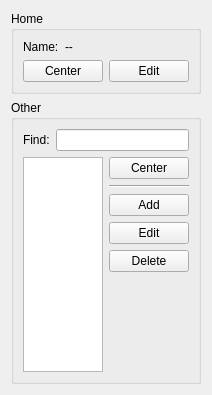
The window that resources/CenterPointsWidget.ui (MichalVlasak/OSMViewer) describes before a commit, drawn with Qt 5.
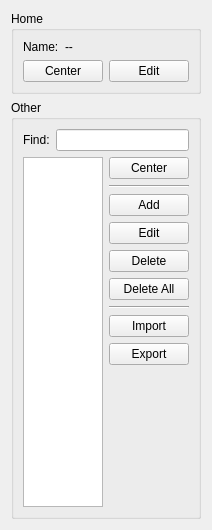
The same window after the commit.

Commit message: Import/Export bodov pre centrovanie. Pridanie zoznamu bodov (hlavnych miest) pre import.

The edit to the form file:
```diff
--- a/resources/CenterPointsWidget.ui
+++ b/resources/CenterPointsWidget.ui
@@ -7,7 +7,7 @@
     <x>0</x>
     <y>0</y>
     <width>210</width>
-    <height>395</height>
+    <height>530</height>
    </rect>
   </property>
   <property name="windowTitle">
@@ -138,6 +138,34 @@
             </property>
            </widget>
           </item>
+          <item>
+           <widget class="QPushButton" name="deleteAllButton">
+            <property name="text">
+             <string>Delete All</string>
+            </property>
+           </widget>
+          </item>
+          <item>
+           <widget class="Line" name="line_2">
+            <property name="orientation">
+             <enum>Qt::Horizontal</enum>
+            </property>
+           </widget>
+          </item>
+          <item>
+           <widget class="QPushButton" name="importButton">
+            <property name="text">
+             <string>Import</string>
+            </property>
+           </widget>
+          </item>
+          <item>
+           <widget class="QPushButton" name="exportButton">
+            <property name="text">
+             <string>Export</string>
+            </property>
+           </widget>
+          </item>
           <item>
            <spacer name="verticalSpacer">
             <property name="orientation">
```
The commit also changes 8 other files.
